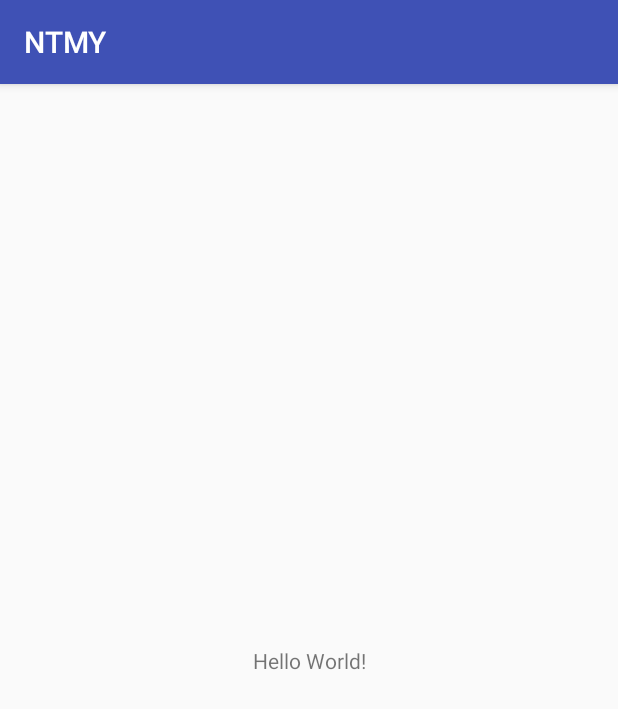
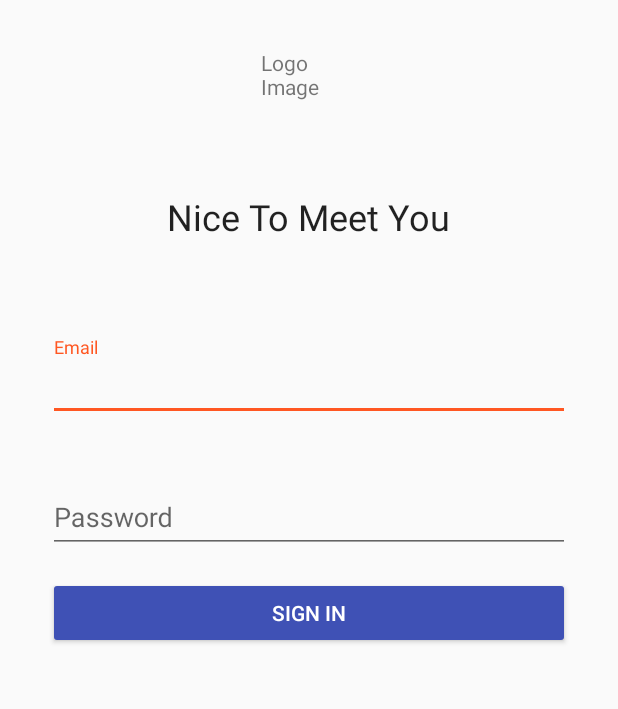
Before and after one commit to AmI-2018/NTMY-code, an Android app: the screen it shows after launch (MainActivity before the commit, LoginActivity after it), on a phone screen of 412 x 824 dp. Shown: the top 709 px of the screen. Run offline under Robolectric (Android 15) with nearby library versions, the phone set to English and light mode, and no system bars.

Commit message:
Basic Login Structure (XML)

```diff
--- a/app/mobile/build.gradle
+++ b/app/mobile/build.gradle
@@ -27,4 +27,5 @@ dependencies {
     androidTestImplementation 'com.android.support.test.espresso:espresso-core:3.0.2'
     wearApp project(':wear')
     implementation 'com.google.android.gms:play-services-wearable:+'
+    implementation 'com.android.support:design:27.1.1'
 }
--- a/app/mobile/src/main/AndroidManifest.xml
+++ b/app/mobile/src/main/AndroidManifest.xml
@@ -11,7 +11,12 @@
         android:roundIcon="@mipmap/ic_launcher_round"
         android:supportsRtl="true"
         android:theme="@style/AppTheme">
-        <activity android:name=".MainActivity">
+
+        <activity android:name=".MainActivity" />
+
+        <activity
+            android:name=".LoginActivity"
+            android:theme="@style/AppTheme.NoActionBar">
             <intent-filter>
                 <action android:name="android.intent.action.MAIN" />
 
--- /dev/null
+++ b/app/mobile/src/main/java/io/ami2018/ntmy/LoginActivity.java
@@ -0,0 +1,13 @@
+package io.ami2018.ntmy;
+
+import android.os.Bundle;
+import android.support.v7.app.AppCompatActivity;
+
+public class LoginActivity extends AppCompatActivity {
+
+    @Override
+    protected void onCreate(Bundle savedInstanceState) {
+        super.onCreate(savedInstanceState);
+        setContentView(R.layout.activity_login);
+    }
+}
--- /dev/null
+++ b/app/mobile/src/main/res/layout/activity_login.xml
@@ -0,0 +1,93 @@
+<?xml version="1.0" encoding="utf-8"?>
+<android.support.constraint.ConstraintLayout xmlns:android="http://schemas.android.com/apk/res/android"
+    xmlns:app="http://schemas.android.com/apk/res-auto"
+    xmlns:tools="http://schemas.android.com/tools"
+    android:layout_width="match_parent"
+    android:layout_height="match_parent"
+    tools:context=".LoginActivity">
+
+    <TextView
+        android:id="@+id/login_iv_logo"
+        android:layout_width="64dp"
+        android:layout_height="64dp"
+        android:layout_marginEnd="32dp"
+        android:layout_marginStart="32dp"
+        android:layout_marginTop="32dp"
+        android:text="@string/alt_logo"
+        app:layout_constraintEnd_toEndOf="parent"
+        app:layout_constraintStart_toStartOf="parent"
+        app:layout_constraintTop_toTopOf="parent" />
+
+    <TextView
+        android:id="@+id/login_tv_app_name_long"
+        android:layout_width="wrap_content"
+        android:layout_height="wrap_content"
+        android:layout_marginEnd="32dp"
+        android:layout_marginStart="32dp"
+        android:layout_marginTop="32dp"
+        android:text="@string/app_name_long"
+        android:textAppearance="@android:style/TextAppearance.Material.Headline"
+        app:layout_constraintEnd_toEndOf="parent"
+        app:layout_constraintStart_toStartOf="parent"
+        app:layout_constraintTop_toBottomOf="@+id/login_iv_logo" />
+
+    <android.support.design.widget.TextInputLayout
+        android:id="@+id/login_til_email"
+        android:layout_width="0dp"
+        android:layout_height="wrap_content"
+        android:layout_marginEnd="32dp"
+        android:layout_marginStart="32dp"
+        android:layout_marginTop="64dp"
+        android:orientation="horizontal"
+        android:visibility="visible"
+        app:layout_constraintEnd_toEndOf="parent"
+        app:layout_constraintStart_toStartOf="parent"
+        app:layout_constraintTop_toBottomOf="@+id/login_tv_app_name_long">
+
+        <android.support.design.widget.TextInputEditText
+            android:id="@+id/login_tiet_email"
+            android:layout_width="match_parent"
+            android:layout_height="wrap_content"
+            android:hint="@string/hint_email"
+            android:inputType="textEmailAddress"
+            android:maxLines="1" />
+
+    </android.support.design.widget.TextInputLayout>
+
+    <android.support.design.widget.TextInputLayout
+        android:id="@+id/login_til_password"
+        android:layout_width="0dp"
+        android:layout_height="wrap_content"
+        android:layout_marginEnd="32dp"
+        android:layout_marginStart="32dp"
+        android:layout_marginTop="32dp"
+        android:orientation="horizontal"
+        android:visibility="visible"
+        app:layout_constraintEnd_toEndOf="parent"
+        app:layout_constraintStart_toStartOf="parent"
+        app:layout_constraintTop_toBottomOf="@+id/login_til_email">
+
+        <android.support.design.widget.TextInputEditText
+            android:id="@+id/login_tiet_password"
+            android:layout_width="match_parent"
+            android:layout_height="wrap_content"
+            android:hint="@string/hint_password"
+            android:inputType="textPassword"
+            android:maxLines="1" />
+
+    </android.support.design.widget.TextInputLayout>
+
+    <Button
+        android:id="@+id/login_btn_sign_in"
+        android:layout_width="0dp"
+        android:layout_height="wrap_content"
+        android:layout_marginEnd="32dp"
+        android:layout_marginStart="32dp"
+        android:layout_marginTop="16dp"
+        android:text="@string/sign_in"
+        android:theme="@style/PrimaryButton"
+        app:layout_constraintEnd_toEndOf="parent"
+        app:layout_constraintStart_toStartOf="parent"
+        app:layout_constraintTop_toBottomOf="@+id/login_til_password" />
+
+</android.support.constraint.ConstraintLayout>
--- a/app/mobile/src/main/res/values/colors.xml
+++ b/app/mobile/src/main/res/values/colors.xml
@@ -2,5 +2,6 @@
 <resources>
     <color name="colorPrimary">#3F51B5</color>
     <color name="colorPrimaryDark">#303F9F</color>
-    <color name="colorAccent">#FF4081</color>
+    <color name="colorAccent">#FF5722</color>
+    <color name="lightPrimaryColor">#C5CAE9</color>
 </resources>
--- a/app/mobile/src/main/res/values/strings.xml
+++ b/app/mobile/src/main/res/values/strings.xml
@@ -1,3 +1,8 @@
 <resources>
     <string name="app_name">NTMY</string>
+    <string name="alt_logo">Logo Image</string>
+    <string name="app_name_long">Nice To Meet You</string>
+    <string name="hint_email">Email</string>
+    <string name="hint_password">Password</string>
+    <string name="sign_in">Sign In</string>
 </resources>
--- a/app/mobile/src/main/res/values/styles.xml
+++ b/app/mobile/src/main/res/values/styles.xml
@@ -8,4 +8,14 @@
         <item name="colorAccent">@color/colorAccent</item>
     </style>
 
+    <style name="AppTheme.NoActionBar">
+        <item name="windowActionBar">false</item>
+        <item name="windowNoTitle">true</item>
+    </style>
+
+    <style name="PrimaryButton" parent="Theme.AppCompat">
+        <item name="colorButtonNormal">@color/colorPrimary</item>
+        <item name="colorControlHighlight">@color/lightPrimaryColor</item>
+    </style>
+
 </resources>
```
